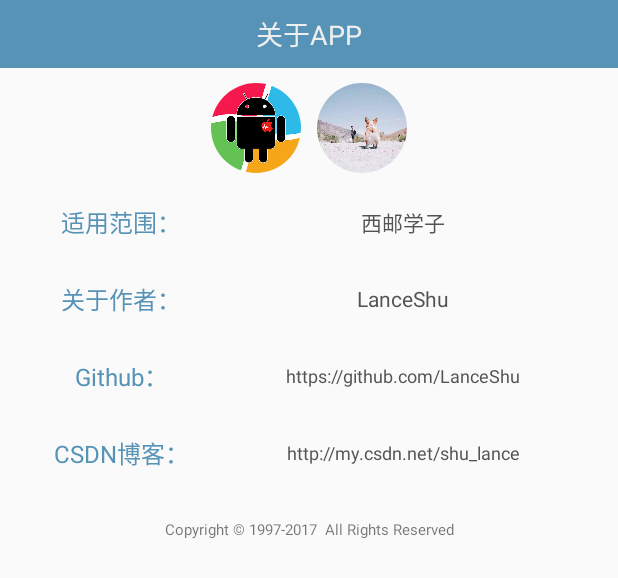
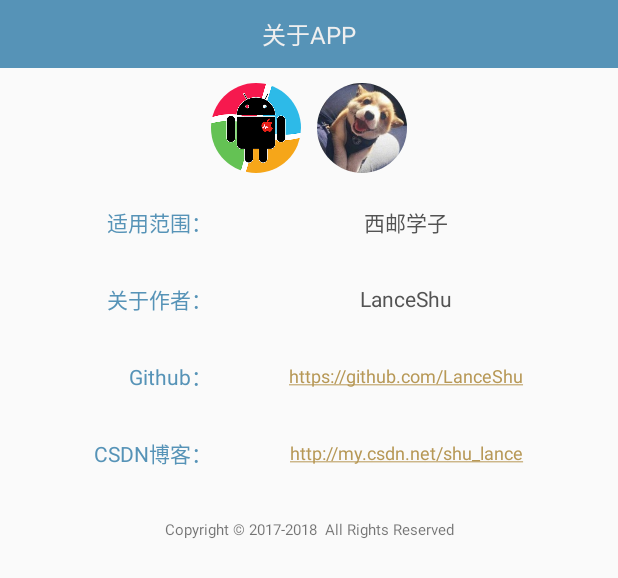
Before and after one commit to LanceShu/PlayXiYou, an Android app: the layout about.xml on its own in the app's theme, with its tools: preview values and no code run, on a phone screen of 412 x 824 dp. Shown: the top 578 px of the screen. Run offline under Robolectric (Android 15) with nearby library versions, the phone set to English and light mode, and no system bars.

Commit message:
modified About UI

```diff
--- a/app/src/main/res/layout/about.xml
+++ b/app/src/main/res/layout/about.xml
@@ -10,7 +10,7 @@
         android:layout_height="45dp"
         android:text="关于APP"
         android:gravity="center"
-        android:textSize="18sp"
+        android:textSize="16sp"
         android:textColor="@color/weeks"
         android:background="@color/days"/>
 
@@ -69,8 +69,8 @@
         android:layout_width="match_parent"
         android:layout_height="45dp"
         android:orientation="horizontal"
-        android:layout_marginLeft="18dp"
-        android:layout_marginRight="18dp">
+        android:layout_marginLeft="12dp"
+        android:layout_marginRight="12dp">
 
         <TextView
             android:layout_width="0dp"
@@ -78,8 +78,8 @@
             android:layout_height="match_parent"
             android:text="适用范围："
             android:textColor="@color/days"
-            android:textSize="16sp"
-            android:gravity="center"
+            android:textSize="14sp"
+            android:gravity="center|right"
             android:id="@+id/textView5" />
 
         <TextView
@@ -100,8 +100,8 @@
         android:layout_width="match_parent"
         android:layout_height="45dp"
         android:orientation="horizontal"
-        android:layout_marginLeft="18dp"
-        android:layout_marginRight="18dp">
+        android:layout_marginLeft="12dp"
+        android:layout_marginRight="12dp">
 
         <TextView
             android:layout_width="0dp"
@@ -109,8 +109,8 @@
             android:layout_height="match_parent"
             android:text="关于作者："
             android:textColor="@color/days"
-            android:textSize="16sp"
-            android:gravity="center"/>
+            android:textSize="14sp"
+            android:gravity="center|right"/>
 
         <TextView
             android:layout_width="0dp"
@@ -130,8 +130,8 @@
         android:layout_width="match_parent"
         android:layout_height="45dp"
         android:orientation="horizontal"
-        android:layout_marginLeft="18dp"
-        android:layout_marginRight="18dp">
+        android:layout_marginLeft="12dp"
+        android:layout_marginRight="12dp">
 
         <TextView
             android:layout_width="0dp"
@@ -139,13 +139,14 @@
             android:layout_height="match_parent"
             android:text="Github："
             android:textColor="@color/days"
-            android:textSize="16sp"
-            android:gravity="center"/>
+            android:textSize="14sp"
+            android:gravity="center|right"/>
 
         <TextView
             android:layout_width="0dp"
             android:layout_weight="2"
             android:layout_height="match_parent"
+            android:autoLink="web"
             android:text="https://github.com/LanceShu"
             android:textColor="#535353"
             android:textSize="12sp"
@@ -160,8 +161,8 @@
         android:layout_width="match_parent"
         android:layout_height="45dp"
         android:orientation="horizontal"
-        android:layout_marginLeft="18dp"
-        android:layout_marginRight="18dp">
+        android:layout_marginLeft="12dp"
+        android:layout_marginRight="12dp">
 
         <TextView
             android:layout_width="0dp"
@@ -169,13 +170,14 @@
             android:layout_height="match_parent"
             android:text="CSDN博客："
             android:textColor="@color/days"
-            android:textSize="16sp"
-            android:gravity="center"/>
+            android:textSize="14sp"
+            android:gravity="center|right"/>
 
         <TextView
             android:layout_width="0dp"
             android:layout_weight="2"
             android:layout_height="match_parent"
+            android:autoLink="web"
             android:text="http://my.csdn.net/shu_lance"
             android:textColor="#535353"
             android:textSize="12sp"
@@ -188,7 +190,7 @@
         android:layout_marginTop="6dp"
         android:layout_width="match_parent"
         android:layout_height="45dp"
-        android:text=" Copyright © 1997-2017  All Rights Reserved "
+        android:text=" Copyright © 2017-2018  All Rights Reserved "
         android:gravity="center"
         android:textSize="10sp"/>
 
```
Also changed, not shown: app/src/main/res/drawable/authorlogo.jpg.
